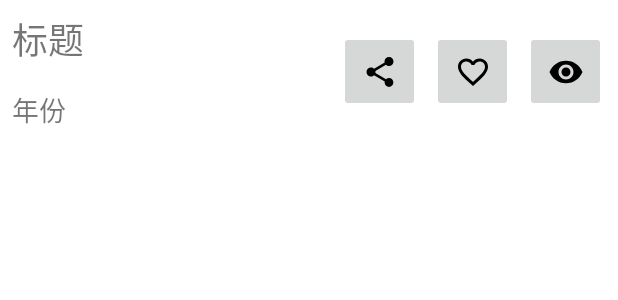
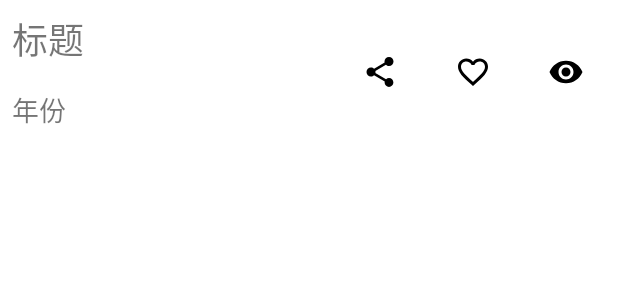
Before and after one commit to lioY3/TeaKnowledge, an Android app: the layout list_item_goods.xml on its own in the app's theme, with its tools: preview values and no code run, on a phone screen of 412 x 824 dp. Shown: the top 300 px of the screen. Run offline under Robolectric (Android 15) with nearby library versions, the phone set to English and light mode, and no system bars.

Commit message:
将图标背景透明

```diff
--- a/app/src/main/res/layout/dialog_news.xml
+++ b/app/src/main/res/layout/dialog_news.xml
@@ -21,7 +21,8 @@
             android:layout_marginRight="8dp"
             android:contentDescription="@string/button_goods_share_desc"
             app:srcCompat="@drawable/ic_drawer_share_black_24dp"
-            tools:ignore="VectorDrawableCompat" />
+            tools:ignore="VectorDrawableCompat"
+            android:background="@android:color/transparent"/>
 
         <!--        <ImageButton-->
         <!--            android:id="@+id/button_news_favorite"-->
--- a/app/src/main/res/layout/list_item_article.xml
+++ b/app/src/main/res/layout/list_item_article.xml
@@ -57,7 +57,8 @@
         app:layout_constraintRight_toRightOf="parent"
         app:layout_constraintTop_toTopOf="parent"
         app:srcCompat="@drawable/ic_drawer_share_black_24dp"
-        tools:ignore="VectorDrawableCompat" />
+        tools:ignore="VectorDrawableCompat"
+        android:background="@android:color/transparent"/>
 
     <ImageButton
         android:id="@+id/button_article_read"
@@ -70,6 +71,7 @@
         app:layout_constraintEnd_toEndOf="parent"
         app:layout_constraintTop_toTopOf="parent"
         app:srcCompat="@drawable/ic_read_24dp"
-        tools:ignore="VectorDrawableCompat" />
+        tools:ignore="VectorDrawableCompat"
+        android:background="@android:color/transparent"/>
 
 </androidx.constraintlayout.widget.ConstraintLayout>
--- a/app/src/main/res/layout/list_item_goods.xml
+++ b/app/src/main/res/layout/list_item_goods.xml
@@ -43,7 +43,8 @@
         app:layout_constraintRight_toRightOf="parent"
         app:layout_constraintTop_toTopOf="parent"
         app:srcCompat="@drawable/ic_drawer_share_black_24dp"
-        tools:ignore="VectorDrawableCompat" />
+        tools:ignore="VectorDrawableCompat"
+        android:background="@android:color/transparent"/>
 
     <ImageButton
         android:id="@+id/button_goods_favorite"
@@ -56,7 +57,8 @@
         app:layout_constraintEnd_toStartOf="@+id/button_article_read"
         app:layout_constraintTop_toTopOf="parent"
         app:srcCompat="@drawable/ic_favorite_border_black_24dp"
-        tools:ignore="VectorDrawableCompat" />
+        tools:ignore="VectorDrawableCompat"
+        android:background="@android:color/transparent"/>
 
     <ImageButton
         android:id="@+id/button_article_read"
@@ -69,6 +71,7 @@
         app:layout_constraintEnd_toEndOf="parent"
         app:layout_constraintTop_toTopOf="parent"
         app:srcCompat="@drawable/ic_read_24dp"
-        tools:ignore="VectorDrawableCompat" />
+        tools:ignore="VectorDrawableCompat"
+        android:background="@android:color/transparent"/>
 
 </androidx.constraintlayout.widget.ConstraintLayout>
```
